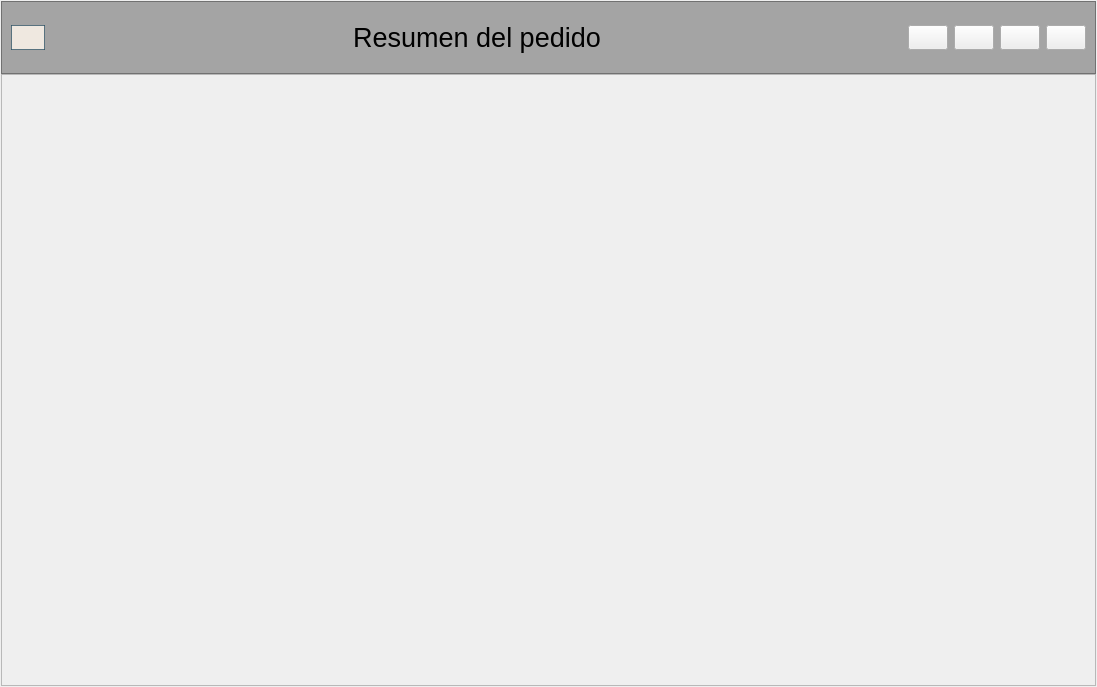
Old version of the form Codigo/v4_ventanaUC.ui in the repository cfmondelo/supermercado.
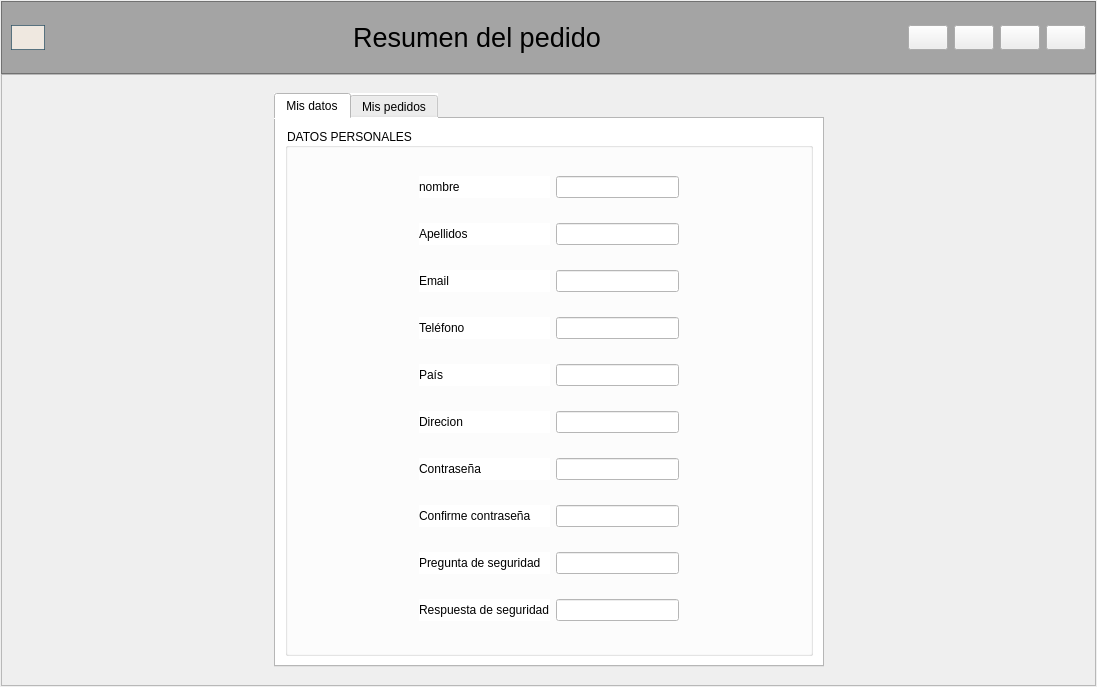
New version of the form. The open tabs and pages were chosen to show the change. Icons and pictures are not drawn.

Commit message: Busqueda Dinamica + ventanas usuario y producto

```diff
--- a/Codigo/v4_ventanaUC.ui
+++ b/Codigo/v4_ventanaUC.ui
@@ -20,24 +20,15 @@
    <string>MainWindow</string>
   </property>
   <widget class="QWidget" name="centralwidget">
-   <layout class="QVBoxLayout" name="verticalLayout">
-    <property name="spacing">
-     <number>0</number>
-    </property>
-    <property name="leftMargin">
-     <number>0</number>
-    </property>
-    <property name="topMargin">
-     <number>0</number>
-    </property>
-    <property name="rightMargin">
-     <number>0</number>
-    </property>
-    <property name="bottomMargin">
-     <number>0</number>
-    </property>
-    <item>
      <widget class="QFrame" name="frame_principal">
+    <property name="geometry">
+     <rect>
+      <x>0</x>
+      <y>0</y>
+      <width>1097</width>
+      <height>687</height>
+     </rect>
+    </property>
       <property name="minimumSize">
        <size>
         <width>0</width>
@@ -282,6 +273,9 @@
        </item>
        <item>
         <widget class="QFrame" name="frame_cuerpo">
+       <property name="styleSheet">
+        <string notr="true"/>
+       </property>
          <property name="frameShape">
           <enum>QFrame::StyledPanel</enum>
          </property>
@@ -681,16 +675,499 @@
               </item>
              </layout>
             </widget>
-            <widget class="QWidget" name="pag_usuario"/>
-           </widget>
-          </item>
+          <widget class="QWidget" name="pag_usuario">
+           <layout class="QHBoxLayout" name="horizontalLayout_5">
+            <item>
+             <spacer name="horizontalSpacer_6">
+              <property name="orientation">
+               <enum>Qt::Horizontal</enum>
+              </property>
+              <property name="sizeHint" stdset="0">
+               <size>
+                <width>235</width>
+                <height>20</height>
+               </size>
+              </property>
+             </spacer>
+            </item>
+            <item>
+             <widget class="QTabWidget" name="tabWidget">
+              <property name="minimumSize">
+               <size>
+                <width>550</width>
+                <height>0</height>
+               </size>
+              </property>
+              <property name="styleSheet">
+               <string notr="true">background-color: rgb(255, 255, 255);</string>
+              </property>
+              <property name="currentIndex">
+               <number>0</number>
+              </property>
+              <widget class="QWidget" name="tab">
+               <attribute name="title">
+                <string>Mis datos</string>
+               </attribute>
+               <layout class="QVBoxLayout" name="verticalLayout_8">
+                <item>
+                 <widget class="QGroupBox" name="groupBox">
+                  <property name="title">
+                   <string>DATOS PERSONALES</string>
+                  </property>
+                  <layout class="QGridLayout" name="gridLayout_4">
+                   <item row="0" column="0">
+                    <spacer name="horizontalSpacer_8">
+                     <property name="orientation">
+                      <enum>Qt::Horizontal</enum>
+                     </property>
+                     <property name="sizeHint" stdset="0">
+                      <size>
+                       <width>100</width>
+                       <height>20</height>
+                      </size>
+                     </property>
+                    </spacer>
+                   </item>
+                   <item row="0" column="1">
+                    <widget class="QLabel" name="label">
+                     <property name="text">
+                      <string>nombre</string>
+                     </property>
+                    </widget>
+                   </item>
+                   <item row="0" column="2">
+                    <widget class="QLineEdit" name="txtd_nombre"/>
+                   </item>
+                   <item row="0" column="3">
+                    <spacer name="horizontalSpacer_18">
+                     <property name="orientation">
+                      <enum>Qt::Horizontal</enum>
+                     </property>
+                     <property name="sizeHint" stdset="0">
+                      <size>
+                       <width>99</width>
+                       <height>20</height>
+                      </size>
+                     </property>
+                    </spacer>
+                   </item>
+                   <item row="1" column="0">
+                    <spacer name="horizontalSpacer_9">
+                     <property name="orientation">
+                      <enum>Qt::Horizontal</enum>
+                     </property>
+                     <property name="sizeHint" stdset="0">
+                      <size>
+                       <width>100</width>
+                       <height>20</height>
+                      </size>
+                     </property>
+                    </spacer>
+                   </item>
+                   <item row="1" column="1">
+                    <widget class="QLabel" name="label_2">
+                     <property name="text">
+                      <string>Apellidos</string>
+                     </property>
+                    </widget>
+                   </item>
+                   <item row="1" column="2">
+                    <widget class="QLineEdit" name="txtd_apellidos"/>
+                   </item>
+                   <item row="1" column="3">
+                    <spacer name="horizontalSpacer_26">
+                     <property name="orientation">
+                      <enum>Qt::Horizontal</enum>
+                     </property>
+                     <property name="sizeHint" stdset="0">
+                      <size>
+                       <width>99</width>
+                       <height>20</height>
+                      </size>
+                     </property>
+                    </spacer>
+                   </item>
+                   <item row="2" column="0">
+                    <spacer name="horizontalSpacer_10">
+                     <property name="orientation">
+                      <enum>Qt::Horizontal</enum>
+                     </property>
+                     <property name="sizeHint" stdset="0">
+                      <size>
+                       <width>100</width>
+                       <height>20</height>
+                      </size>
+                     </property>
+                    </spacer>
+                   </item>
+                   <item row="2" column="1">
+                    <widget class="QLabel" name="label_3">
+                     <property name="text">
+                      <string>Email</string>
+                     </property>
+                    </widget>
+                   </item>
+                   <item row="2" column="2">
+                    <widget class="QLineEdit" name="txtd_email"/>
+                   </item>
+                   <item row="2" column="3">
+                    <spacer name="horizontalSpacer_19">
+                     <property name="orientation">
+                      <enum>Qt::Horizontal</enum>
+                     </property>
+                     <property name="sizeHint" stdset="0">
+                      <size>
+                       <width>99</width>
+                       <height>20</height>
+                      </size>
+                     </property>
+                    </spacer>
+                   </item>
+                   <item row="3" column="0">
+                    <spacer name="horizontalSpacer_11">
+                     <property name="orientation">
+                      <enum>Qt::Horizontal</enum>
+                     </property>
+                     <property name="sizeHint" stdset="0">
+                      <size>
+                       <width>100</width>
+                       <height>20</height>
+                      </size>
+                     </property>
+                    </spacer>
+                   </item>
+                   <item row="3" column="1">
+                    <widget class="QLabel" name="label_4">
+                     <property name="text">
+                      <string>Teléfono</string>
+                     </property>
+                    </widget>
+                   </item>
+                   <item row="3" column="2">
+                    <widget class="QLineEdit" name="txtd_telefono"/>
+                   </item>
+                   <item row="3" column="3">
+                    <spacer name="horizontalSpacer_21">
+                     <property name="orientation">
+                      <enum>Qt::Horizontal</enum>
+                     </property>
+                     <property name="sizeHint" stdset="0">
+                      <size>
+                       <width>99</width>
+                       <height>20</height>
+                      </size>
+                     </property>
+                    </spacer>
+                   </item>
+                   <item row="4" column="0">
+                    <spacer name="horizontalSpacer_12">
+                     <property name="orientation">
+                      <enum>Qt::Horizontal</enum>
+                     </property>
+                     <property name="sizeHint" stdset="0">
+                      <size>
+                       <width>100</width>
+                       <height>20</height>
+                      </size>
+                     </property>
+                    </spacer>
+                   </item>
+                   <item row="4" column="1">
+                    <widget class="QLabel" name="label_5">
+                     <property name="text">
+                      <string>País</string>
+                     </property>
+                    </widget>
+                   </item>
+                   <item row="4" column="2">
+                    <widget class="QLineEdit" name="txtd_pais"/>
+                   </item>
+                   <item row="4" column="3">
+                    <spacer name="horizontalSpacer_27">
+                     <property name="orientation">
+                      <enum>Qt::Horizontal</enum>
+                     </property>
+                     <property name="sizeHint" stdset="0">
+                      <size>
+                       <width>99</width>
+                       <height>20</height>
+                      </size>
+                     </property>
+                    </spacer>
+                   </item>
+                   <item row="5" column="0">
+                    <spacer name="horizontalSpacer_13">
+                     <property name="orientation">
+                      <enum>Qt::Horizontal</enum>
+                     </property>
+                     <property name="sizeHint" stdset="0">
+                      <size>
+                       <width>100</width>
+                       <height>20</height>
+                      </size>
+                     </property>
+                    </spacer>
+                   </item>
+                   <item row="5" column="1">
+                    <widget class="QLabel" name="label_8">
+                     <property name="text">
+                      <string>Direcion</string>
+                     </property>
+                    </widget>
+                   </item>
+                   <item row="5" column="2">
+                    <widget class="QLineEdit" name="txtd_direccion"/>
+                   </item>
+                   <item row="5" column="3">
+                    <spacer name="horizontalSpacer_20">
+                     <property name="orientation">
+                      <enum>Qt::Horizontal</enum>
+                     </property>
+                     <property name="sizeHint" stdset="0">
+                      <size>
+                       <width>99</width>
+                       <height>20</height>
+                      </size>
+                     </property>
+                    </spacer>
+                   </item>
+                   <item row="6" column="0">
+                    <spacer name="horizontalSpacer_14">
+                     <property name="orientation">
+                      <enum>Qt::Horizontal</enum>
+                     </property>
+                     <property name="sizeHint" stdset="0">
+                      <size>
+                       <width>100</width>
+                       <height>20</height>
+                      </size>
+                     </property>
+                    </spacer>
+                   </item>
+                   <item row="6" column="1">
+                    <widget class="QLabel" name="label_6">
+                     <property name="text">
+                      <string>Contraseña</string>
+                     </property>
+                    </widget>
+                   </item>
+                   <item row="6" column="2">
+                    <widget class="QLineEdit" name="lineEdit_7">
+                     <property name="echoMode">
+                      <enum>QLineEdit::Password</enum>
+                     </property>
+                    </widget>
+                   </item>
+                   <item row="6" column="3">
+                    <spacer name="horizontalSpacer_24">
+                     <property name="orientation">
+                      <enum>Qt::Horizontal</enum>
+                     </property>
+                     <property name="sizeHint" stdset="0">
+                      <size>
+                       <width>99</width>
+                       <height>20</height>
+                      </size>
+                     </property>
+                    </spacer>
+                   </item>
+                   <item row="7" column="0">
+                    <spacer name="horizontalSpacer_15">
+                     <property name="orientation">
+                      <enum>Qt::Horizontal</enum>
+                     </property>
+                     <property name="sizeHint" stdset="0">
+                      <size>
+                       <width>100</width>
+                       <height>20</height>
+                      </size>
+                     </property>
+                    </spacer>
+                   </item>
+                   <item row="7" column="1">
+                    <widget class="QLabel" name="label_7">
+                     <property name="text">
+                      <string>Confirme contraseña</string>
+                     </property>
+                    </widget>
+                   </item>
+                   <item row="7" column="2">
+                    <widget class="QLineEdit" name="lineEdit_8">
+                     <property name="echoMode">
+                      <enum>QLineEdit::Password</enum>
+                     </property>
+                    </widget>
+                   </item>
+                   <item row="7" column="3">
+                    <spacer name="horizontalSpacer_22">
+                     <property name="orientation">
+                      <enum>Qt::Horizontal</enum>
+                     </property>
+                     <property name="sizeHint" stdset="0">
+                      <size>
+                       <width>99</width>
+                       <height>20</height>
+                      </size>
+                     </property>
+                    </spacer>
+                   </item>
+                   <item row="8" column="0">
+                    <spacer name="horizontalSpacer_16">
+                     <property name="orientation">
+                      <enum>Qt::Horizontal</enum>
+                     </property>
+                     <property name="sizeHint" stdset="0">
+                      <size>
+                       <width>100</width>
+                       <height>20</height>
+                      </size>
+                     </property>
+                    </spacer>
+                   </item>
+                   <item row="8" column="1">
+                    <widget class="QLabel" name="label_9">
+                     <property name="text">
+                      <string>Pregunta de seguridad</string>
+                     </property>
+                    </widget>
+                   </item>
+                   <item row="8" column="2">
+                    <widget class="QLineEdit" name="lineEdit_10"/>
+                   </item>
+                   <item row="8" column="3">
+                    <spacer name="horizontalSpacer_23">
+                     <property name="orientation">
+                      <enum>Qt::Horizontal</enum>
+                     </property>
+                     <property name="sizeHint" stdset="0">
+                      <size>
+                       <width>99</width>
+                       <height>20</height>
+                      </size>
+                     </property>
+                    </spacer>
+                   </item>
+                   <item row="9" column="0">
+                    <spacer name="horizontalSpacer_17">
+                     <property name="orientation">
+                      <enum>Qt::Horizontal</enum>
+                     </property>
+                     <property name="sizeHint" stdset="0">
+                      <size>
+                       <width>100</width>
+                       <height>20</height>
+                      </size>
+                     </property>
+                    </spacer>
+                   </item>
+                   <item row="9" column="1">
+                    <widget class="QLabel" name="label_10">
+                     <property name="text">
+                      <string>Respuesta de seguridad</string>
+                     </property>
+                    </widget>
+                   </item>
+                   <item row="9" column="2">
+                    <widget class="QLineEdit" name="lineEdit_11">
+                     <property name="echoMode">
+                      <enum>QLineEdit::Password</enum>
+                     </property>
+                    </widget>
+                   </item>
+                   <item row="9" column="3">
+                    <spacer name="horizontalSpacer_25">
+                     <property name="orientation">
+                      <enum>Qt::Horizontal</enum>
+                     </property>
+                     <property name="sizeHint" stdset="0">
+                      <size>
+                       <width>99</width>
+                       <height>20</height>
+                      </size>
+                     </property>
+                    </spacer>
+                   </item>
          </layout>
         </widget>
        </item>
       </layout>
      </widget>
-    </item>
-   </layout>
+              <widget class="QWidget" name="tab_2">
+               <attribute name="title">
+                <string>Mis pedidos</string>
+               </attribute>
+               <layout class="QGridLayout" name="gridLayout_5">
+                <item row="0" column="0" colspan="2">
+                 <widget class="QTableWidget" name="tableWidget">
+                  <property name="showGrid">
+                   <bool>true</bool>
+                  </property>
+                  <property name="gridStyle">
+                   <enum>Qt::SolidLine</enum>
+                  </property>
+                  <column>
+                   <property name="text">
+                    <string>ID Pedido</string>
+                   </property>
+                  </column>
+                  <column>
+                   <property name="text">
+                    <string>Fecha</string>
+                   </property>
+                  </column>
+                  <column>
+                   <property name="text">
+                    <string>Precio total </string>
+                   </property>
+                  </column>
+                  <column>
+                   <property name="text">
+                    <string>Estado </string>
+                   </property>
+                  </column>
+                 </widget>
+                </item>
+                <item row="1" column="0">
+                 <widget class="QPushButton" name="pushButton">
+                  <property name="text">
+                   <string>Ver pedido</string>
+                  </property>
+                 </widget>
+                </item>
+                <item row="1" column="1">
+                 <widget class="QPushButton" name="pushButton_2">
+                  <property name="text">
+                   <string>Generar factura</string>
+                  </property>
+                 </widget>
+                </item>
+               </layout>
+              </widget>
+             </widget>
+            </item>
+            <item>
+             <spacer name="horizontalSpacer_7">
+              <property name="orientation">
+               <enum>Qt::Horizontal</enum>
+              </property>
+              <property name="sizeHint" stdset="0">
+               <size>
+                <width>234</width>
+                <height>20</height>
+               </size>
+              </property>
+             </spacer>
+            </item>
+           </layout>
+          </widget>
+          <widget class="QWidget" name="page_productoDinamico"/>
+         </widget>
+        </item>
+       </layout>
+      </widget>
+     </item>
+    </layout>
+   </widget>
   </widget>
  </widget>
  <resources>
```
Lines whose indentation alone changed are shown as unchanged. The commit also changes 11 other files.
